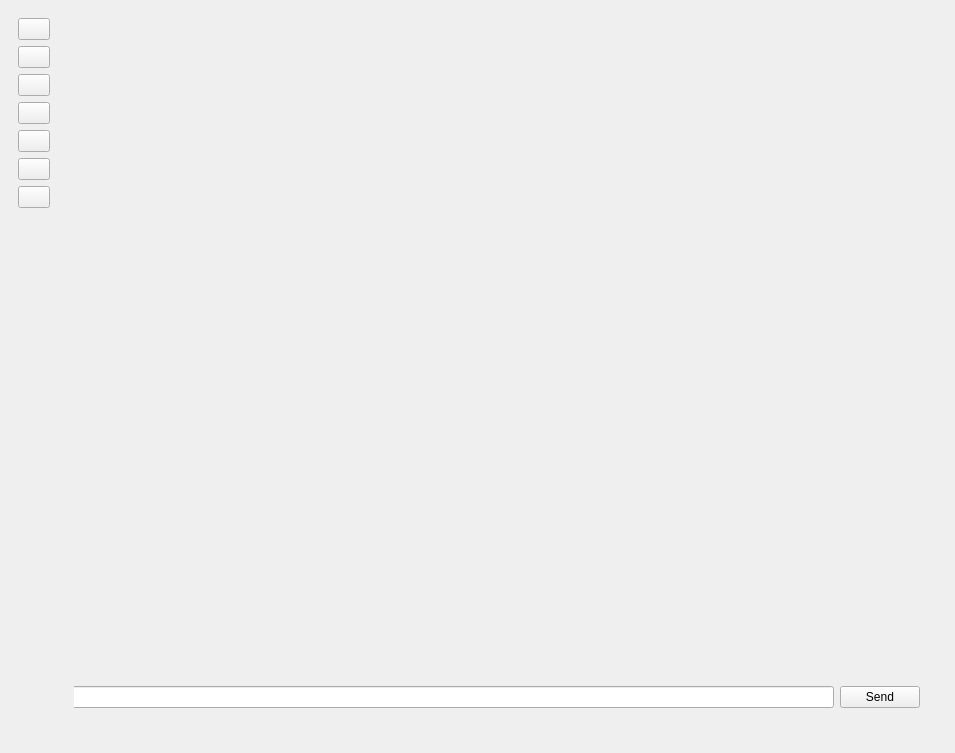
Prof-Adrian-Mueller/Agile_Roboticsystems_Laborstrasse, file GUI/Navigation.ui: the form before one commit.
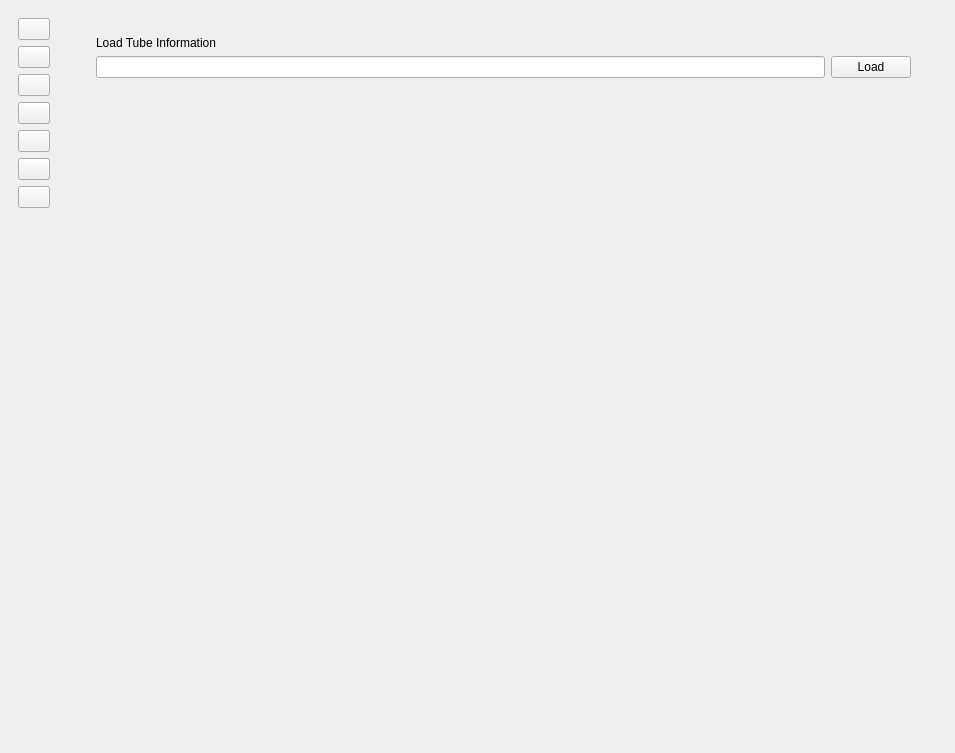
The form after the commit. The open tabs and pages were chosen to show the change. Icons and pictures are not drawn.

Commit message:
TubeInformation display, live view table wip
- created Process.md for lab process
- created layout for Tube Info where details about single tube could be loaded in layout
- live view with more details wip
- added optimization for singleton

The edit to the form file:
```diff
--- a/GUI/Navigation.ui
+++ b/GUI/Navigation.ui
@@ -1195,10 +1195,10 @@
           <widget class="QFrame" name="cliPageFrameframe_2">
            <property name="geometry">
             <rect>
-             <x>-16</x>
+             <x>4</x>
              <y>0</y>
-             <width>871</width>
-             <height>699</height>
+             <width>851</width>
+             <height>701</height>
             </rect>
            </property>
            <property name="sizePolicy">
@@ -1222,6 +1222,12 @@
                 <verstretch>0</verstretch>
                </sizepolicy>
               </property>
+              <layout class="QVBoxLayout" name="verticalLayout_3">
+               <item>
+                <widget class="QLabel" name="label_4">
+                 <property name="text">
+                  <string>Load Tube Information</string>
+                 </property>
              </widget>
             </item>
             <item>
@@ -1229,17 +1235,37 @@
               <property name="sizeConstraint">
                <enum>QLayout::SetMinimumSize</enum>
               </property>
-              <item alignment="Qt::AlignBottom">
-               <widget class="QLineEdit" name="inputTextFromCli_2"/>
+                 <item>
+                  <widget class="QLineEdit" name="tube_info_tubeid_input"/>
               </item>
               <item>
                <widget class="QPushButton" name="sendBtnInputFromCli_2">
                 <property name="text">
-                 <string>Send</string>
+                    <string>Load</string>
                 </property>
                </widget>
               </item>
              </layout>
+               </item>
+               <item>
+                <layout class="QGridLayout" name="tube_info_grid_layout">
+                 <item row="0" column="0">
+                  <spacer name="verticalSpacer_9">
+                   <property name="orientation">
+                    <enum>Qt::Vertical</enum>
+                   </property>
+                   <property name="sizeHint" stdset="0">
+                    <size>
+                     <width>20</width>
+                     <height>40</height>
+                    </size>
+                   </property>
+                  </spacer>
+                 </item>
+                </layout>
+               </item>
+              </layout>
+             </widget>
             </item>
            </layout>
           </widget>
```
Left out of the diff: 4 changed lines with no effect on the pictures. Lines whose indentation alone changed are shown as unchanged. The commit also changes 11 other files.
